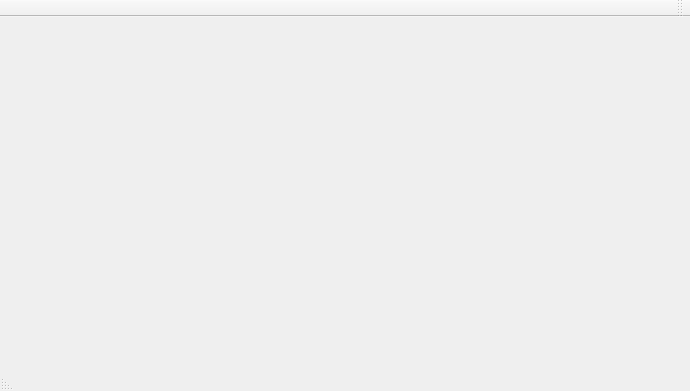
Above: mainwindow.ui from akukushkin/Battle_city before the change. Below: the same form after it.
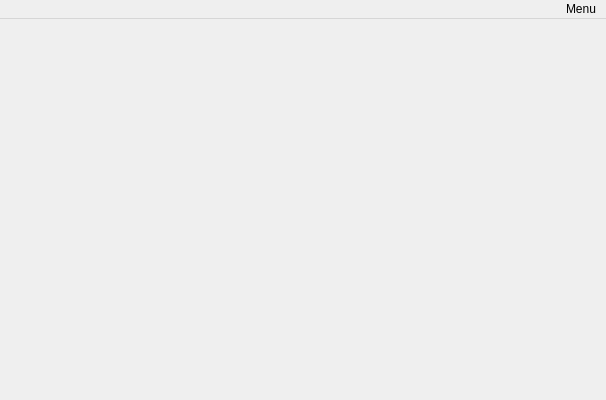
That is the form after the change. Icons and pictures are not drawn.

What changed in the file:
```diff
--- a/mainwindow.ui
+++ b/mainwindow.ui
@@ -6,8 +6,8 @@
    <rect>
     <x>0</x>
     <y>0</y>
-    <width>690</width>
-    <height>391</height>
+    <width>606</width>
+    <height>400</height>
    </rect>
   </property>
   <property name="windowTitle">
@@ -26,23 +26,28 @@
     <rect>
      <x>0</x>
      <y>0</y>
-     <width>690</width>
+     <width>606</width>
      <height>25</height>
     </rect>
    </property>
-   <property name="layoutDirection">
-    <enum>Qt::RightToLeft</enum>
-   </property>
+   <widget class="QMenu" name="menuMenu">
+    <property name="title">
+     <string>Menu</string>
+    </property>
+    <addaction name="actionStart_2"/>
+   </widget>
+   <addaction name="menuMenu"/>
   </widget>
-  <widget class="QToolBar" name="mainToolBar">
-   <attribute name="toolBarArea">
-    <enum>TopToolBarArea</enum>
-   </attribute>
-   <attribute name="toolBarBreak">
-    <bool>true</bool>
-   </attribute>
-  </widget>
-  <widget class="QStatusBar" name="statusBar"/>
+  <action name="actionStart">
+   <property name="text">
+    <string>Start</string>
+   </property>
+  </action>
+  <action name="actionStart_2">
+   <property name="text">
+    <string>Exit</string>
+   </property>
+  </action>
  </widget>
  <layoutdefault spacing="6" margin="11"/>
  <resources/>
```
Left out of the diff: 8 changed lines with no effect on the pictures.
